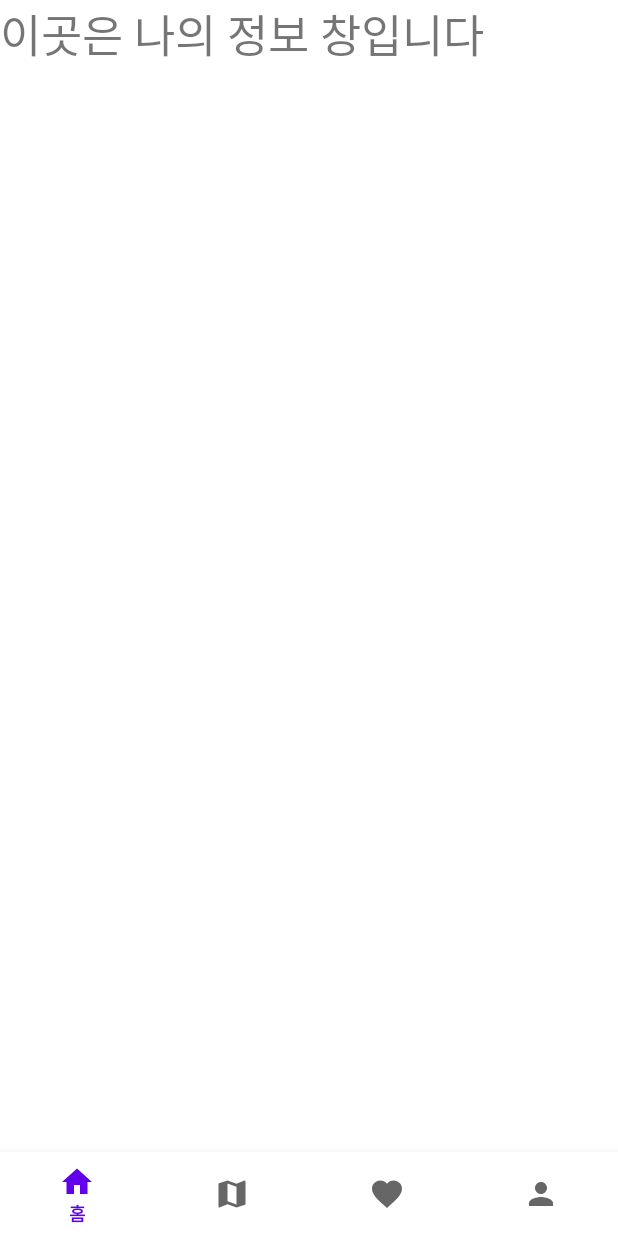
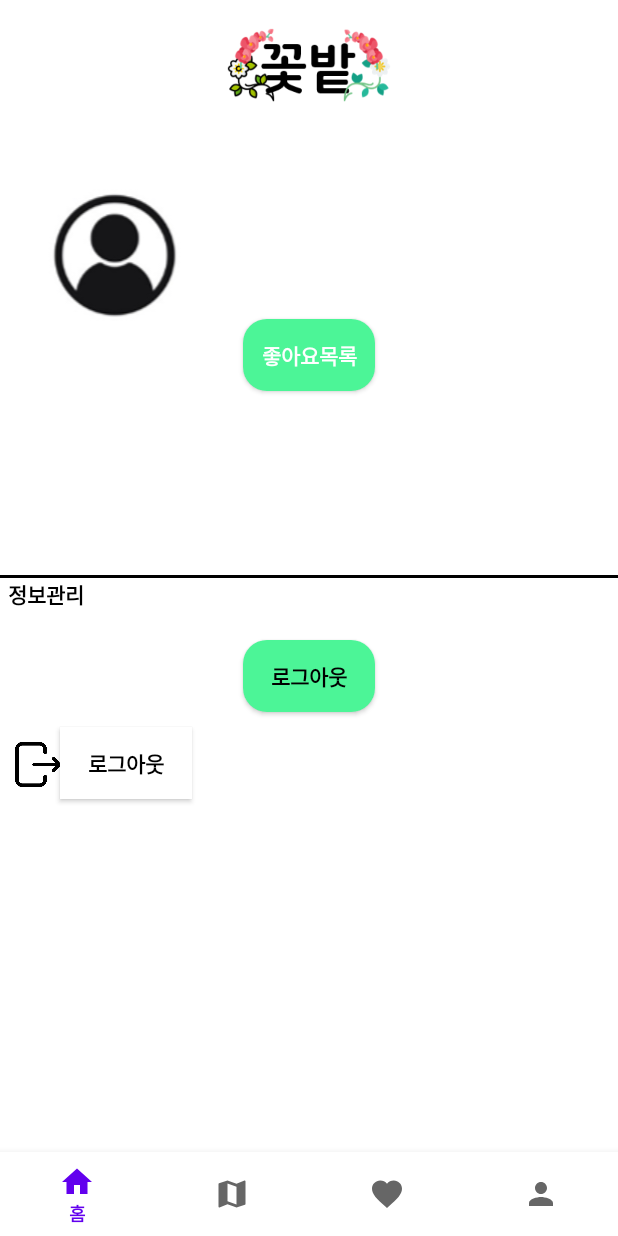
Before and after one commit to Ju-lotty/FlowerGarden, an Android app: the fragment Information placed in its activity, on a phone screen of 412 x 824 dp. Run offline under Robolectric (Android 15) with nearby library versions, the phone set to English and light mode, and no system bars; our stand-ins replace Firebase (no records; nobody signed in at launch, a user with empty details on screens opened directly); libraries missing offline, so code that uses them is left out: com.naver.maps; 2 statements that could not run were skipped.

Commit message:
UserInformation

```diff
--- a/app/src/main/res/layout/fragment_information.xml
+++ b/app/src/main/res/layout/fragment_information.xml
@@ -1,15 +1,109 @@
 <?xml version="1.0" encoding="utf-8"?>
-<FrameLayout xmlns:android="http://schemas.android.com/apk/res/android"
+<androidx.constraintlayout.widget.ConstraintLayout xmlns:android="http://schemas.android.com/apk/res/android"
     xmlns:tools="http://schemas.android.com/tools"
     android:layout_width="match_parent"
     android:layout_height="match_parent"
+    xmlns:app="http://schemas.android.com/apk/res-auto"
     tools:context=".userfragment.Information">
 
-    <!-- TODO: Update blank fragment layout -->
+    <ImageView
+        android:id="@+id/title"
+        android:layout_width="112dp"
+        android:layout_height="62dp"
+        android:layout_marginTop="10dp"
+        android:src="@drawable/title"
+        app:layout_constraintEnd_toEndOf="parent"
+        app:layout_constraintStart_toStartOf="parent"
+        app:layout_constraintTop_toTopOf="parent" />
+
+    <ImageView
+        android:id="@+id/profileImageView"
+        android:src="@drawable/ic_profile"
+        app:layout_constraintTop_toBottomOf="@id/title"
+        app:layout_constraintStart_toStartOf="parent"
+        android:layout_marginTop="50dp"
+        android:layout_marginStart="20dp"
+        android:layout_width="112dp"
+        android:layout_height="wrap_content"/>
     <TextView
+        android:id="@+id/userNameTextView"
+        android:layout_marginStart="10dp"
+        android:layout_marginTop="20dp"
         android:textSize="30sp"
+        app:layout_constraintTop_toTopOf="@id/profileImageView"
+        app:layout_constraintStart_toEndOf="@id/profileImageView"
+        android:textColor="@color/black"
+        android:textStyle="bold"
+        tools:text="고양이귀여워님"
+        android:fontFamily="@font/font"
+        android:layout_width="wrap_content"
+        android:layout_height="wrap_content"/>
+    <View
+        android:id="@+id/line1"
+        app:layout_constraintStart_toStartOf="parent"
+        app:layout_constraintEnd_toEndOf="parent"
+        app:layout_constraintTop_toTopOf="parent"
+        app:layout_constraintBottom_toBottomOf="parent"
         android:layout_width="match_parent"
-        android:layout_height="match_parent"
-        android:text="이곳은 나의 정보 창입니다" />
+        android:layout_height="2dp"
+        android:background="#000000"/>
+    <TextView
+        android:id="@+id/settings"
+        android:layout_marginStart="5dp"
+        app:layout_constraintStart_toStartOf="parent"
+        app:layout_constraintTop_toBottomOf="@id/line1"
+        android:textStyle="bold"
+        android:textColor="@color/black"
+        android:text="정보관리"
+        android:fontFamily="@font/font"
+        android:layout_width="wrap_content"
+        android:layout_height="wrap_content"/>
+    <androidx.appcompat.widget.AppCompatButton
+        android:id="@+id/likeButton"
+        android:textColor="@color/white"
+        android:textStyle="bold"
+        android:layout_marginTop="30dp"
+        app:layout_constraintEnd_toEndOf="parent"
+        app:layout_constraintTop_toBottomOf="@+id/userNameTextView"
+        app:layout_constraintStart_toStartOf="parent"
+        android:text="좋아요목록"
+        android:background="@drawable/shape_login"
+        android:layout_width="wrap_content"
+        android:layout_height="wrap_content"/>
+    <androidx.appcompat.widget.AppCompatButton
+        android:id="@+id/logoutButton"
+        android:textColor="@color/black"
+        android:textStyle="bold"
+        android:layout_marginTop="20dp"
+        app:layout_constraintEnd_toEndOf="parent"
+        app:layout_constraintTop_toBottomOf="@+id/settings"
+        app:layout_constraintStart_toStartOf="parent"
+        android:text="로그아웃"
+        android:background="@drawable/shape_login"
+        android:layout_width="wrap_content"
+        android:layout_height="wrap_content"/>
+    <androidx.appcompat.widget.AppCompatButton
+        android:layout_marginStart="10dp"
+        android:textColor="@color/black"
+        android:textStyle="bold"
+        android:layout_marginTop="20dp"
+        app:layout_constraintTop_toBottomOf="@+id/logoutButton"
+        app:layout_constraintStart_toStartOf="parent"
+        android:background="@drawable/ic_logout"
+        android:layout_width="30dp"
+        android:layout_height="30dp"/>
+    <androidx.appcompat.widget.AppCompatButton
+        android:layout_marginStart="40dp"
+        android:textColor="@color/black"
+        android:textStyle="bold"
+        android:background="#FFFFFFFF"
+        android:layout_marginTop="10dp"
+        app:layout_constraintTop_toBottomOf="@+id/logoutButton"
+        app:layout_constraintStart_toStartOf="parent"
+        android:text="로그아웃"
+        android:layout_width="wrap_content"
+        android:layout_height="wrap_content"/>
 
-</FrameLayout>
+
+
+</androidx.constraintlayout.widget.ConstraintLayout>
```
Also changed, not shown: app/src/main/res/drawable/ic_logout.png (added), app/src/main/res/drawable/ic_profile.png (added).
